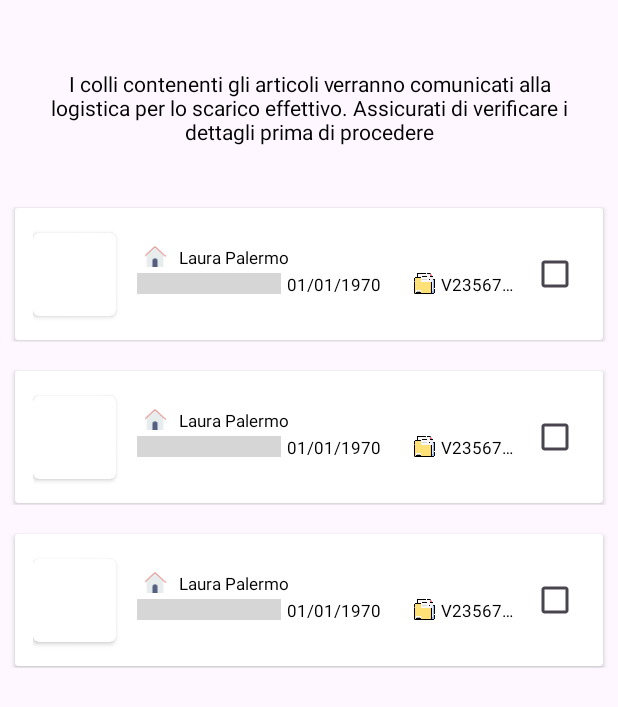
After one commit to GiovannaFi/progetto_mock, an Android app: the layout step2_fragment.xml on its own in the app's theme, with its tools: preview values and no code run, on a phone screen of 412 x 824 dp. The commit adds this screen. Shown: the top 707 px of the screen. Run offline under Robolectric (Android 15) with nearby library versions, the phone set to English and light mode, and no system bars; grey boxes are pictures that could not be loaded.

Commit message:
commit 8

```diff
--- a/app/build.gradle
+++ b/app/build.gradle
@@ -41,7 +41,11 @@ dependencies {
     implementation 'androidx.appcompat:appcompat:1.6.1'
     implementation 'com.google.android.material:material:1.11.0'
     implementation 'androidx.constraintlayout:constraintlayout:2.1.4'
+    implementation 'androidx.navigation:navigation-fragment-ktx:2.7.6'
+    implementation 'androidx.navigation:navigation-ui-ktx:2.7.6'
     testImplementation 'junit:junit:4.13.2'
     androidTestImplementation 'androidx.test.ext:junit:1.1.5'
     androidTestImplementation 'androidx.test.espresso:espresso-core:3.5.1'
+    implementation 'com.google.code.gson:gson:2.10'
+
 }
--- a/app/src/main/java/gio/ado/prova/ParentAdapter.kt
+++ b/app/src/main/java/gio/ado/prova/Step1Adapter.kt
@@ -10,7 +10,7 @@ import androidx.recyclerview.widget.RecyclerView
 import gio.ado.prova.databinding.DateElementBinding
 import gio.ado.prova.databinding.MissionCardBinding
 
-class ParentAdapter(
+class Step1Adapter(
     private val list: List<Element>,
 ) :
     RecyclerView.Adapter<RecyclerView.ViewHolder>() {
@@ -102,7 +102,7 @@ class ParentAdapter(
         return list[position].id
     }
 
-    fun getSelectedMissionTitles(): List<String> {
-        return cardChecked.map { it.title }
+    fun getSelectedMissionTitles(): List<Mission> {
+        return cardChecked
     }
 }
--- /dev/null
+++ b/app/src/main/res/drawable/ic_arrow.xml
@@ -0,0 +1,12 @@
+<vector xmlns:android="http://schemas.android.com/apk/res/android"
+    android:width="25dp"
+    android:height="25dp"
+    android:viewportWidth="20"
+    android:viewportHeight="20">
+  <path
+      android:pathData="M19.708,15.134L19.708,15.134C20.097,14.729 20.097,14.073 19.708,13.669L11.444,5.106C10.664,4.298 9.397,4.298 8.617,5.106L0.292,13.731C-0.093,14.132 -0.098,14.78 0.282,15.186C0.671,15.601 1.312,15.605 1.707,15.197L9.324,7.303C9.714,6.898 10.347,6.898 10.738,7.303L18.295,15.134C18.684,15.539 19.318,15.539 19.708,15.134"
+      android:strokeWidth="1"
+      android:fillColor="#000000"
+      android:fillType="evenOdd"
+      android:strokeColor="#00000000"/>
+</vector>
--- /dev/null
+++ b/app/src/main/res/drawable/ic_minus.xml
@@ -0,0 +1,6 @@
+<vector android:height="20dp" android:viewportHeight="32"
+    android:viewportWidth="32" android:width="20dp" xmlns:android="http://schemas.android.com/apk/res/android">
+    <path android:fillColor="#000000" android:fillType="evenOdd"
+        android:pathData="M22,15L10,15C9.448,15 9,15.45 9,16C9,16.55 9.448,17 10,17L22,17C22.552,17 23,16.55 23,16C23,15.45 22.552,15 22,15L22,15ZM30,28C30,29.1 29.104,30 28,30L4,30C2.896,30 2,29.1 2,28L2,4C2,2.9 2.896,2 4,2L28,2C29.104,2 30,2.9 30,4L30,28L30,28ZM28,0L4,0C1.791,0 0,1.79 0,4L0,28C0,30.21 1.791,32 4,32L28,32C30.209,32 32,30.21 32,28L32,4C32,1.79 30.209,0 28,0L28,0Z"
+        android:strokeColor="#00000000" android:strokeWidth="1"/>
+</vector>
--- /dev/null
+++ b/app/src/main/res/drawable/ic_plus_box.xml
@@ -0,0 +1,6 @@
+<vector android:height="20dp" android:viewportHeight="32"
+    android:viewportWidth="32" android:width="20dp" xmlns:android="http://schemas.android.com/apk/res/android">
+    <path android:fillColor="#000000" android:fillType="evenOdd"
+        android:pathData="M30,28C30,29.1 29.104,30 28,30L4,30C2.896,30 2,29.1 2,28L2,4C2,2.9 2.896,2 4,2L28,2C29.104,2 30,2.9 30,4L30,28L30,28ZM28,0L4,0C1.791,0 0,1.79 0,4L0,28C0,30.21 1.791,32 4,32L28,32C30.209,32 32,30.21 32,28L32,4C32,1.79 30.209,0 28,0L28,0ZM22,15L17,15L17,10C17,9.45 16.552,9 16,9C15.448,9 15,9.45 15,10L15,15L10,15C9.448,15 9,15.45 9,16C9,16.55 9.448,17 10,17L15,17L15,22C15,22.55 15.448,23 16,23C16.552,23 17,22.55 17,22L17,17L22,17C22.552,17 23,16.55 23,16C23,15.45 22.552,15 22,15L22,15Z"
+        android:strokeColor="#00000000" android:strokeWidth="1"/>
+</vector>
--- a/app/src/main/res/layout/mission_card.xml
+++ b/app/src/main/res/layout/mission_card.xml
@@ -253,8 +253,6 @@
                                 android:id="@+id/checkbox"
                                 android:layout_width="37dp"
                                 android:layout_height="44dp"
-                                android:buttonTint="@color/splash_background"
-                               android:textColor="@android:color/black"
                                 app:layout_constraintBottom_toBottomOf="parent"
                                 app:layout_constraintEnd_toEndOf="parent"
                                 app:layout_constraintStart_toStartOf="parent"
@@ -271,7 +269,6 @@
                                 app:layout_constraintEnd_toEndOf="parent"
                                 app:layout_constraintStart_toStartOf="parent"
                                 app:layout_constraintTop_toTopOf="parent"
-                                app:tint="@color/black"
                                 android:visibility="invisible"/>
 
                         </androidx.constraintlayout.widget.ConstraintLayout>
--- /dev/null
+++ b/app/src/main/res/layout/step2_fragment.xml
@@ -0,0 +1,40 @@
+<?xml version="1.0" encoding="utf-8"?>
+<layout xmlns:android="http://schemas.android.com/apk/res/android"
+    xmlns:app="http://schemas.android.com/apk/res-auto"
+    xmlns:tools="http://schemas.android.com/tools"
+    tools:ignore="MissingDefaultResource">
+
+    <androidx.coordinatorlayout.widget.CoordinatorLayout
+        android:layout_width="match_parent"
+        android:layout_height="match_parent"
+        android:layout_marginTop="6dp">
+
+        <LinearLayout
+            android:layout_width="match_parent"
+            android:layout_height="match_parent"
+            android:layout_marginTop="40dp"
+            android:gravity="center"
+            android:orientation="vertical"
+            android:paddingHorizontal="6dp">
+
+            <TextView
+                android:layout_width="match_parent"
+                android:layout_height="wrap_content"
+                android:paddingHorizontal="12dp"
+                android:text="I colli contenenti gli articoli verranno comunicati alla logistica per lo scarico effettivo. Assicurati di verificare i dettagli prima di procedere"
+                android:textAlignment="center"
+                android:textColor="@color/black" />
+
+            <androidx.recyclerview.widget.RecyclerView
+                android:id="@+id/recycler"
+                android:layout_width="match_parent"
+                android:layout_height="match_parent"
+                android:layout_marginTop="40dp"
+                app:layoutManager="androidx.recyclerview.widget.LinearLayoutManager"
+                tools:listitem="@layout/mission_card"
+                tools:visibility="visible" />
+
+        </LinearLayout>
+
+    </androidx.coordinatorlayout.widget.CoordinatorLayout>
+</layout>
```
Also changed, not shown: app/src/main/java/gio/ado/prova/MainActivity.kt (+0 -80 lines), app/src/main/java/gio/ado/prova/SecondFragment.kt (deleted, +0 -53 lines), app/src/main/java/gio/ado/prova/Step1Fragment.kt (added, +113 -0 lines), app/src/main/java/gio/ado/prova/Step2Adapter.kt (added, +54 -0 lines), app/src/main/java/gio/ado/prova/Step2Fragment.kt (added, +39 -0 lines), app/src/main/java/gio/ado/prova/ViewModel.kt (deleted, +0 -10 lines), app/src/main/res/layout/activity_main.xml (+16 -43 lines), app/src/main/res/layout/step1_fragment.xml (added, +47 -0 lines), app/src/main/res/navigation/my_nav.xml (added, +24 -0 lines).
